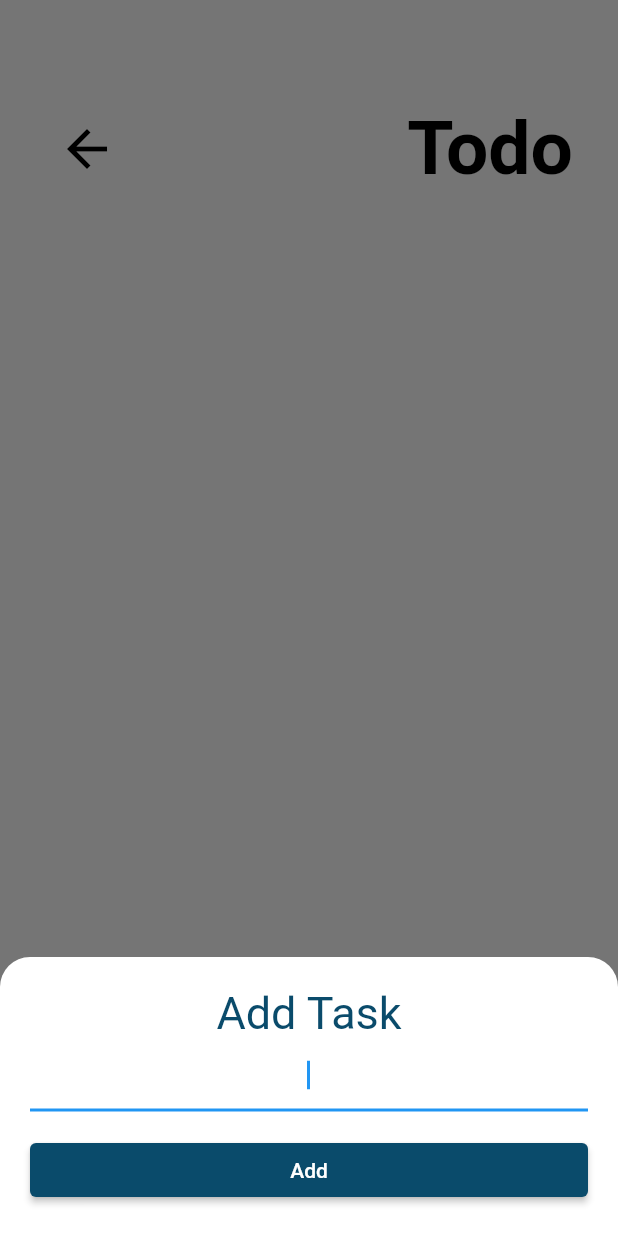
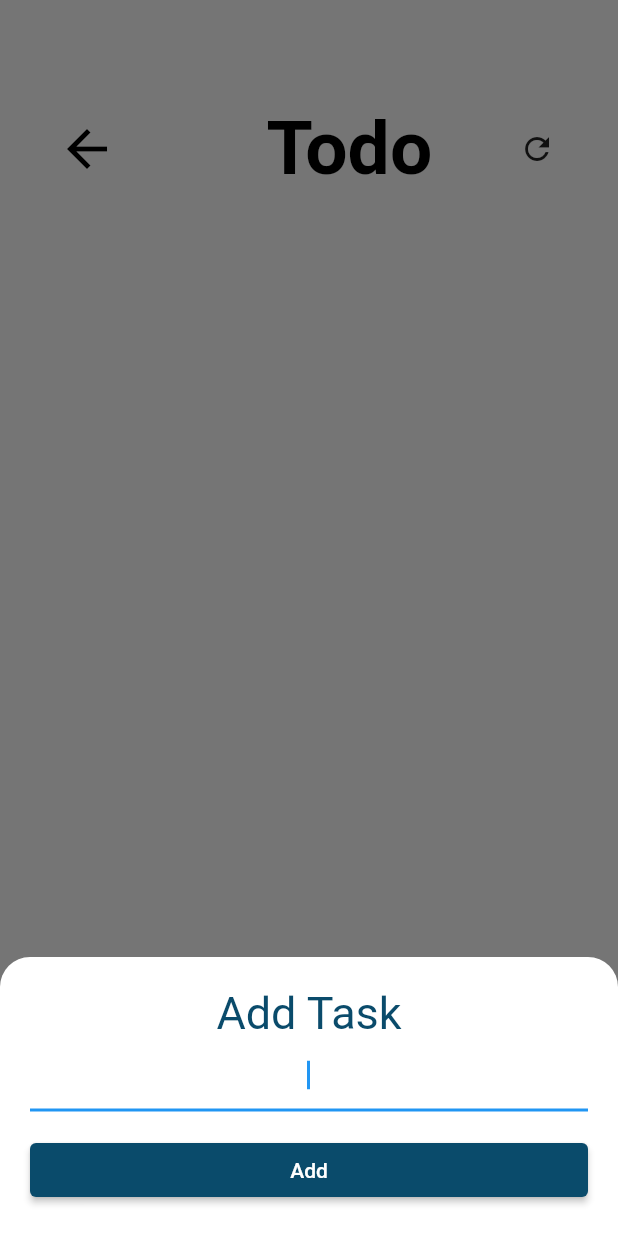
Before and after one commit to bafnasumi/myboard_no, a Flutter app: the ToDo screen opened by its route, after a tap on the "add" icon, on a phone screen of 412 x 824 dp. Run offline on Flutter 3.47's test engine with Material 2 defaults, Android fonts, the phone set to English and light mode, and no system bars; our stand-ins replace animated_splash_screen, avatar_glow, carousel_slider, date_picker_timeline, file_picker, firebase_auth and 17 more; missing offline and left inert: flutter_drawing_board, flutter_sound, highlight_text; accounts and stored records are empty; network calls fail; Roboto replaces fonts that are missing (Italiana).

Commit message:
todo part 1

```diff
--- a/lib/main.dart
+++ b/lib/main.dart
@@ -85,7 +85,7 @@ class _MyAppState extends State<MyApp> {
         initialRoute: '/',
         routes: {
           '/': (context) => const WelcomeScreen(),
-          '/homepage': (context) => const HomePage(),
+          '/homepage': (context) => const HomePage() ,
           '/login': (context) => const LogInPage(),
           '/register': (context) => const RegisterPage(),
           '/reminder': (context) => const Reminder(),
--- a/lib/pages/todo.dart
+++ b/lib/pages/todo.dart
@@ -1,13 +1,20 @@
 // ignore_for_file: prefer_const_literals_to_create_immutables, prefer_const_constructors, use_key_in_widget_constructors, prefer_const_constructors_in_immutables, avoid_unnecessary_containers
 
 import 'package:flutter/material.dart';
+import 'package:flutter_staggered_grid_view/flutter_staggered_grid_view.dart';
 import 'package:google_fonts/google_fonts.dart';
+import 'package:myboardapp/pages/homepage.dart';
 import 'package:provider/provider.dart';
 import 'package:myboardapp/models/myboard.dart' as m;
 import 'package:myboardapp/boxes.dart';
 import 'package:hive/hive.dart';
 
-class ToDo extends StatelessWidget {
+class ToDo extends StatefulWidget {
+  @override
+  State<ToDo> createState() => _ToDoState();
+}
+
+class _ToDoState extends State<ToDo> {
   @override
   Widget build(BuildContext context) {
     return Scaffold(
@@ -55,6 +62,21 @@ class ToDo extends StatelessWidget {
                     fontWeight: FontWeight.w700,
                   ),
                 ),
+                Consumer<TaskController>(builder: (context, taskData, child) {
+                  return IconButton(
+                      onPressed: () {
+                        // taskData.emptyToDo;
+                        if (boxoftodos.isNotEmpty) {
+                          boxoftodos.clear();
+                        } else {
+                          var snackBar = SnackBar(
+                              content: Text('To-Do list already empty'));
+                          ScaffoldMessenger.of(context).showSnackBar(snackBar);
+                        }
+                        setState(() {});
+                      },
+                      icon: Icon(Icons.refresh));
+                }),
                 // Text(
                 //   '${Provider.of<TaskController>(context).taskCount} Tasks',
                 //   style: TextStyle(
@@ -86,7 +108,12 @@ class ToDo extends StatelessWidget {
 
 // TASK LIST
 
-class TasksList extends StatelessWidget {
+class TasksList extends StatefulWidget {
+  @override
+  State<TasksList> createState() => _TasksListState();
+}
+
+class _TasksListState extends State<TasksList> {
   @override
   Widget build(BuildContext context) {
     return Consumer<TaskController>(
@@ -103,6 +130,7 @@ class TasksList extends StatelessWidget {
               // },
               longPressCallback: () {
                 taskData.removeToDo(task);
+                setState(() {});
               },
             );
           },
@@ -199,7 +227,20 @@ class AddTaskScreen extends StatelessWidget {
               onPressed: () {
                 Provider.of<TaskController>(context, listen: false)
                     .addToDo(m.ToDo(todo: newTaskTitle, isDone: false));
-                Navigator.of(context).pop();
+                final box = BoxOfToDos.getToDos();
+                final latesttodo = box.getAt(box.length - 1);
+                var index = box.length - 1;
+                int pinnedWidgetIndex = pinnedWidgets.length;
+
+                pinnedWidgets.add(
+                  StaggeredGridTile.count(
+                    crossAxisCellCount: 2,
+                    mainAxisCellCount: 1,
+                    child: PinnedToDo(latesttodo!.todo, latesttodo.isDone,
+                        index, pinnedWidgetIndex),
+                  ),
+                );
+                Navigator.pushNamed(context, '/homepage');
               },
             ),
           ],
@@ -207,6 +248,44 @@ class AddTaskScreen extends StatelessWidget {
       ),
     );
   }
+
+  // ignore: non_constant_identifier_names
+  PinnedToDo(
+          String? todotext, bool? isDone, int index, int pinnedWidgetIndex) =>
+      GestureDetector(
+        child: Container(
+          child: Row(
+            mainAxisAlignment: MainAxisAlignment.spaceBetween,
+            children: [
+              Padding(
+                padding: const EdgeInsets.all(8.0),
+                child: Text(todotext!),
+              ),
+              Padding(
+                padding: const EdgeInsets.all(8.0),
+                child: Icon(
+                  Icons.done_all_outlined,
+                  color: Colors.black,
+                  size: 15.0,
+                ),
+              ),
+            ],
+          ),
+          decoration: BoxDecoration(
+            color: Colors.white70,
+            borderRadius: BorderRadius.circular(10.0),
+            border: Border.all(
+              color: Colors.black,
+              width: 2.0,
+            ),
+          ),
+        ),
+        onDoubleTap: () {
+          isDone = true;
+          boxoftodos.delete(index);
+          pinnedWidgets.removeAt(pinnedWidgetIndex);
+        },
+      );
 }
 
 var boxoftodos = BoxOfToDos.getToDos();
@@ -239,4 +318,10 @@ class TaskController with ChangeNotifier {
     boxoftodos.delete(todo);
     notifyListeners();
   }
+
+  void emptyToDo() async {
+    boxoftodos = BoxOfToDos.getToDos();
+    await boxoftodos.clear();
+    notifyListeners();
+  }
 }
```
Also changed, not shown: lib/pages/homepage.dart (+27 -16 lines).
